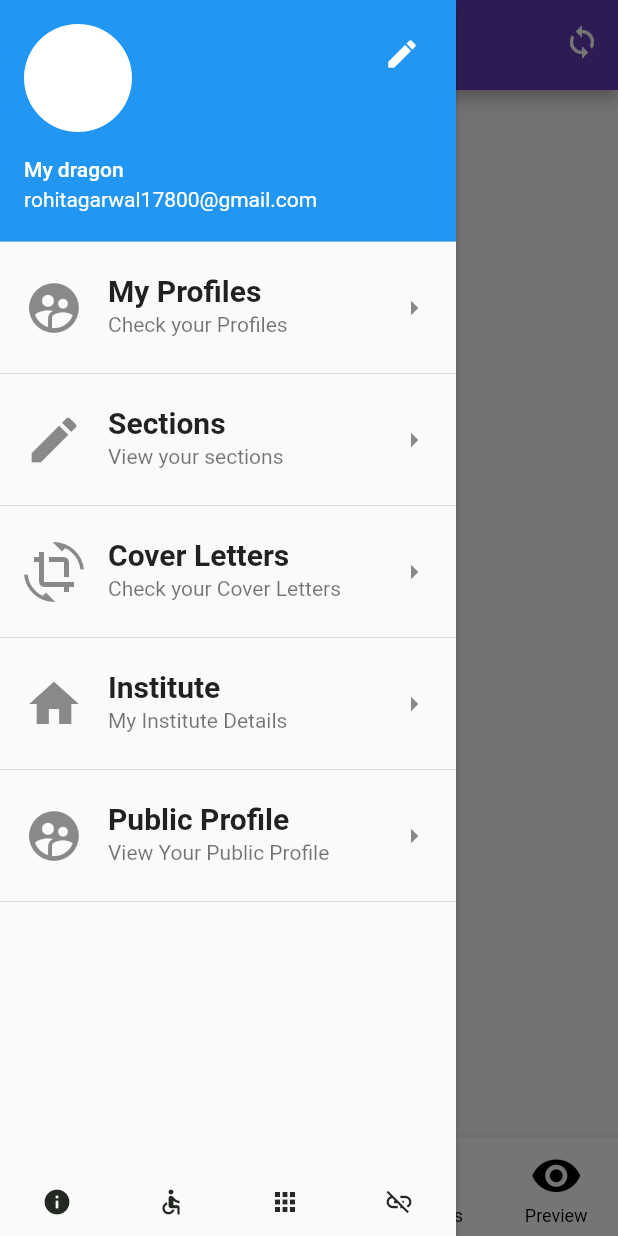
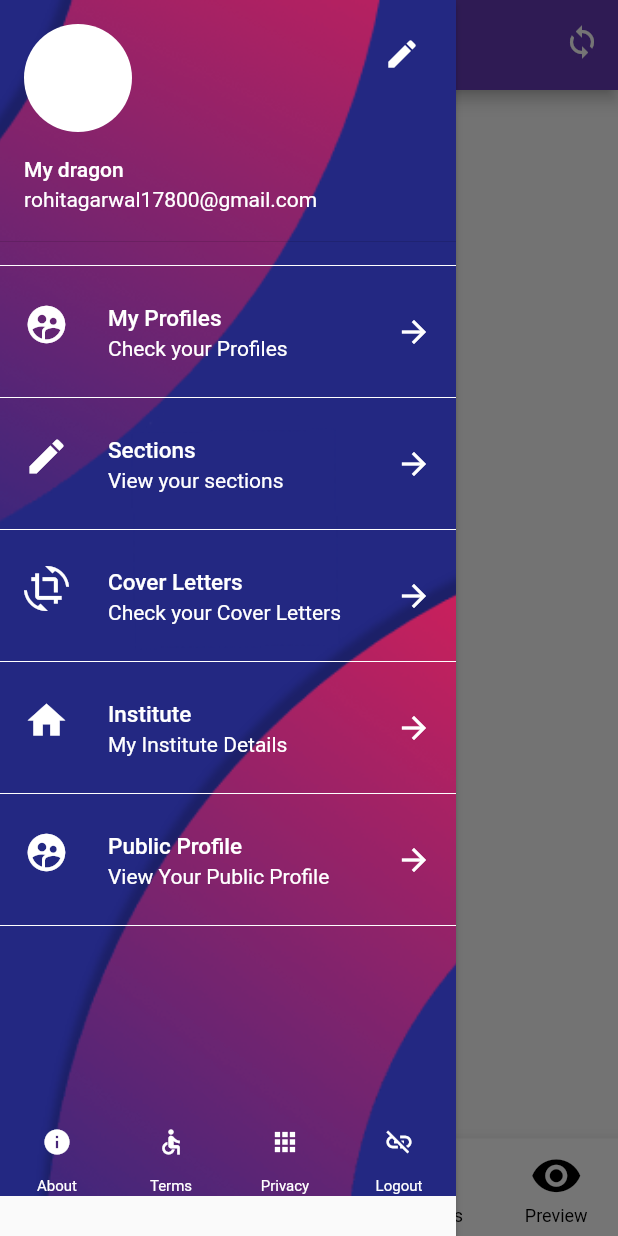
Before and after one commit to chocovish/cvdragon-backup, a Flutter app: the screen it shows after launch, with the side drawer open, on a phone screen of 412 x 824 dp. Run offline on Flutter 3.47's test engine with Material 2 defaults, Android fonts, the phone set to English and light mode, and no system bars; missing offline and left inert: flutter_circular_chart.

Commit message:
Side menu bar has been changed

```diff
--- a/Development/cvdragonapp_v1/lib/sidemenu.dart
+++ b/Development/cvdragonapp_v1/lib/sidemenu.dart
@@ -4,6 +4,7 @@ import './coverletters.dart';
 import './institute.dart';
 import './publicprofile.dart';
 import './sections.dart';
+
 class SideMenu extends StatefulWidget {
   @override
   State<StatefulWidget> createState() {
@@ -11,6 +12,7 @@ class SideMenu extends StatefulWidget {
     return _SideMenu();
   }
 }
+
 //create a list for the list items
 class _SideMenu extends State<SideMenu> {
   @override
@@ -20,89 +22,208 @@ class _SideMenu extends State<SideMenu> {
       elevation: 2,
       child: ListView(
         children: <Widget>[
-          Row(children: <Widget>[],),
-          UserAccountsDrawerHeader(
+          Container(
+            decoration: BoxDecoration(image: DecorationImage(image:AssetImage("assets/cover.png"),fit: BoxFit.fitHeight)),
+            child: Column(
+              children: <Widget>[
+                Container(
+                    child: UserAccountsDrawerHeader(
+                      decoration: BoxDecoration(color: Colors.transparent),
                       accountName: Text("My dragon"),
                       accountEmail: Text("rohitagarwal17800@gmail.com"),
-            currentAccountPicture: CircleAvatar(backgroundColor: Colors.white,),
-            otherAccountsPictures: <Widget>[Icon(Icons.edit,color: Colors.white,)],
+                      currentAccountPicture: CircleAvatar(
+                        backgroundColor: Colors.white,
                       ),
+                      otherAccountsPictures: <Widget>[
+                        Icon(
+                          Icons.edit,
+                          color: Colors.white,
+                        )
+                      ],
+                    )
+                ),
+                Divider(color: Colors.white),
                 ListTile(
-            title: Text('My Profiles',style: TextStyle(fontWeight: FontWeight.bold,fontSize: 20.0)),
-            leading: Icon(Icons.supervised_user_circle,size: 40,),
-            subtitle: Text('Check your Profiles'),
-            trailing: Icon(Icons.arrow_right),
-            onTap: (){
+                  title: Text('My Profiles',
+                      style: TextStyle(
+                        color: Colors.white,
+                           fontSize: 15.0)),
+                  leading: Icon(
+                    Icons.supervised_user_circle,
+                    size: 30,
+                    color: Colors.white,
+                  ),
+                  subtitle: Text('Check your Profiles',style: TextStyle(color: Colors.white),),
+
+                  trailing: Icon(Icons.arrow_forward,color: Colors.white),
+                  onTap: () {
                     setState(() {
-
                       Navigator.pop(context);
                       Navigator.pop(context);
-              Navigator.push(context, MaterialPageRoute(builder: (context) =>  MyProfiles()));
+                      Navigator.push(
+                          context,
+                          MaterialPageRoute(
+                              builder: (context) => MyProfiles()));
                     });
-
-
                   },
                 ),
-          Divider(),
+                Divider(color: Colors.white),
                 ListTile(
-            title: Text('Sections',style: TextStyle(fontWeight: FontWeight.bold,fontSize: 20.0)),
-            leading: Icon(Icons.edit,size: 40,),
-            subtitle: Text('View your sections'),
-            trailing: Icon(Icons.arrow_right),
-            onTap: (){
+                  title: Text('Sections',
+                      style: TextStyle(
+                          color: Colors.white,
+                           fontSize: 15.0)),
+                  leading: Icon(
+                    Icons.edit,
+                    size: 30,
+                    color: Colors.white,
+                  ),
+                  subtitle: Text('View your sections',style: TextStyle(color: Colors.white)),
+                  trailing: Icon(Icons.arrow_forward,color: Colors.white),
+                  onTap: () {
                     Navigator.pop(context);
                     Navigator.pop(context);
-              Navigator.push(context, MaterialPageRoute(builder: (context) =>  Sections()));
-
+                    Navigator.push(context,
+                        MaterialPageRoute(builder: (context) => Sections()));
                   },
                 ),
-          Divider(),
+                Divider(color: Colors.white),
                 ListTile(
-            title: Text('Cover Letters',style: TextStyle(fontWeight: FontWeight.bold,fontSize: 20.0)),
-            leading: Icon(Icons.crop_rotate,size: 40,),
-            subtitle: Text('Check your Cover Letters'),
-            trailing: Icon(Icons.arrow_right),
-            onTap: (){
+                  title: Text('Cover Letters',
+                      style: TextStyle(
+                          color: Colors.white,
+                           fontSize: 15.0)),
+                  leading: Icon(
+                    Icons.crop_rotate,
+                    size: 30,
+                    color: Colors.white,
+                  ),
+                  subtitle: Text('Check your Cover Letters',style: TextStyle(color: Colors.white)),
+                  trailing: Icon(Icons.arrow_forward,color: Colors.white),
+                  onTap: () {
                     Navigator.pop(context);
                     Navigator.pop(context);
-              Navigator.push(context, MaterialPageRoute(builder: (context) =>  CoverLetters()));
+                    Navigator.push(
+                        context,
+                        MaterialPageRoute(
+                            builder: (context) => CoverLetters()));
                   },
                 ),
-          Divider(),
+                Divider(color: Colors.white),
                 ListTile(
-            title: Text('Institute',style: TextStyle(fontWeight: FontWeight.bold,fontSize: 20.0)),
-            leading: Icon(Icons.home,size: 40,),
-            subtitle: Text('My Institute Details'),
-            trailing: Icon(Icons.arrow_right),
-            onTap: (){
+                  title: Text('Institute',
+                      style: TextStyle(
+                          color: Colors.white,
+                           fontSize: 15.0)),
+                  leading: Icon(
+                    Icons.home,
+                    size: 30,
+                    color: Colors.white,
+                  ),
+                  subtitle: Text('My Institute Details',style: TextStyle(color: Colors.white)),
+                  trailing: Icon(Icons.arrow_forward,color: Colors.white),
+                  onTap: () {
                     Navigator.pop(context);
-              Navigator.push(context, MaterialPageRoute(builder: (context) =>  Institutes()));
+                    Navigator.push(context,
+                        MaterialPageRoute(builder: (context) => Institutes()));
                   },
                 ),
-          Divider(),
+                Divider(color: Colors.white),
                 ListTile(
-            title: Text('Public Profile',style: TextStyle(fontWeight: FontWeight.bold,fontSize: 20.0)),
-            trailing: Icon(Icons.arrow_right),
-            leading: Icon(Icons.supervised_user_circle,size: 40,),
-            subtitle: Text('View Your Public Profile'),
-            onTap: (){
+                  title: Text('Public Profile',
+                      style: TextStyle(
+                          color: Colors.white,
+                           fontSize: 15.0)),
+                  trailing: Icon(Icons.arrow_forward,color: Colors.white),
+                  leading: Icon(
+                    Icons.supervised_user_circle,
+                    size: 30,
+                    color: Colors.white,
+                  ),
+                  subtitle: Text('View Your Public Profile',style: TextStyle(color: Colors.white)),
+                  onTap: () {
                     Navigator.pop(context);
-              Navigator.push(context, MaterialPageRoute(builder: (context) =>  PublicProfile()));
+                    Navigator.push(
+                        context,
+                        MaterialPageRoute(
+                            builder: (context) => PublicProfile()));
                   },
                 ),
-
-          Divider(),
-        ListTile(),ListTile(),ListTile(),
+                Divider(color: Colors.white),
+                ListTile(),
+                ListTile(),
                 Row(
                   children: <Widget>[
-            Expanded(child: Column(children: <Widget>[IconButton(icon: Icon(Icons.info,size: 20.0,color: Color(0xff232822),),tooltip: 'About',),Text('About',style: TextStyle(fontWeight: FontWeight.normal,fontSize: 10),)],),),
-             Expanded(child: Column(children: <Widget>[IconButton(icon: Icon(Icons.accessible,size: 20.0,color: Color(0xff232822),),tooltip: 'Terms',),Text('Terms',style: TextStyle(fontWeight: FontWeight.normal,fontSize: 10))],),),
-             Expanded(child: Column(children: <Widget>[IconButton(icon: Icon(Icons.apps,size: 20.0,color: Color(0xff232822)),tooltip: 'Privacy',),Text('Privacy',style: TextStyle(fontWeight: FontWeight.normal,fontSize: 10))],),),
-             Expanded(child: Column(children: <Widget>[IconButton(icon: Icon(Icons.link_off,size: 20.0,color: Color(0xff232822)),tooltip: 'Logout',),Text('Logout',style: TextStyle(fontWeight: FontWeight.normal,fontSize: 10))],),),
+                    Expanded(
+                      child: Column(
+                        children: <Widget>[
+                          IconButton(
+                            icon: Icon(
+                              Icons.info,
+                              size: 20.0,
+                              color: Colors.white,
+                            ),
+                            tooltip: 'About',
+                          ),
+                          Text(
+                            'About',
+                            style: TextStyle(
+                                fontWeight: FontWeight.normal, fontSize: 10,color: Colors.white),
+                          )
+                        ],
+                      ),
+                    ),
+                    Expanded(
+                      child: Column(
+                        children: <Widget>[
+                          IconButton(
+                            icon: Icon(
+                              Icons.accessible,
+                              size: 20.0,
+                              color: Colors.white,
+                            ),
+                            tooltip: 'Terms',
+                          ),
+                          Text('Terms',
+                              style: TextStyle(
+                                  fontWeight: FontWeight.normal, fontSize: 10,color: Colors.white))
+                        ],
+                      ),
+                    ),
+                    Expanded(
+                      child: Column(
+                        children: <Widget>[
+                          IconButton(
+                            icon: Icon(Icons.apps,
+                                size: 20.0, color: Colors.white),
+                            tooltip: 'Privacy',
+                          ),
+                          Text('Privacy',
+                              style: TextStyle(
+                                  fontWeight: FontWeight.normal, fontSize: 10,color: Colors.white))
+                        ],
+                      ),
+                    ),
+                    Expanded(
+                      child: Column(
+                        children: <Widget>[
+                          IconButton(
+                            icon: Icon(Icons.link_off,
+                                size: 20.0, color: Colors.white),
+                            tooltip: 'Logout',
+                          ),
+                          Text('Logout',
+                              style: TextStyle(
+                                  fontWeight: FontWeight.normal, fontSize: 10,color: Colors.white))
+                        ],
+                      ),
+                    ),
                   ],
                 )
               ],
-
+            ),
+          )
+        ],
       ),
     );
   }
--- a/Development/cvdragonapp_v1/pubspec.yaml
+++ b/Development/cvdragonapp_v1/pubspec.yaml
@@ -52,6 +52,7 @@ flutter:
     - assets/google.png
     - assets/linkedin.jpg
     - assets/logocv.gif
+    - assets/cover.png
 
   # An image asset can refer to one or more resolution-specific "variants", see
   # https://flutter.dev/assets-and-images/#resolution-aware.
```
Also changed, not shown: Development/cvdragonapp_v1/assets/cover.png (added). Lines whose indentation alone changed are shown as unchanged.
